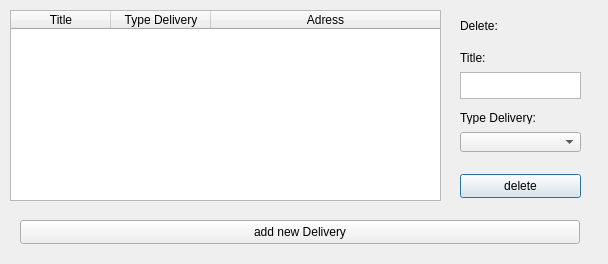
This is Visual/visual/Windows/User/mydeliverywindow.ui in werr2410/Project_ShadowScreen as Qt 5 draws it before an edit. The edited form follows.
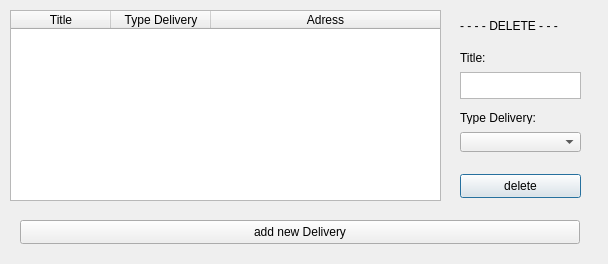
This is the edited form.

```diff
--- a/Visual/visual/Windows/User/mydeliverywindow.ui
+++ b/Visual/visual/Windows/User/mydeliverywindow.ui
@@ -59,12 +59,12 @@
     <rect>
      <x>460</x>
      <y>16</y>
-     <width>49</width>
+     <width>101</width>
      <height>20</height>
     </rect>
    </property>
    <property name="text">
-    <string>Delete:</string>
+    <string>- - - - DELETE - - - -</string>
    </property>
   </widget>
   <widget class="QTextEdit" name="textEdit">
```
